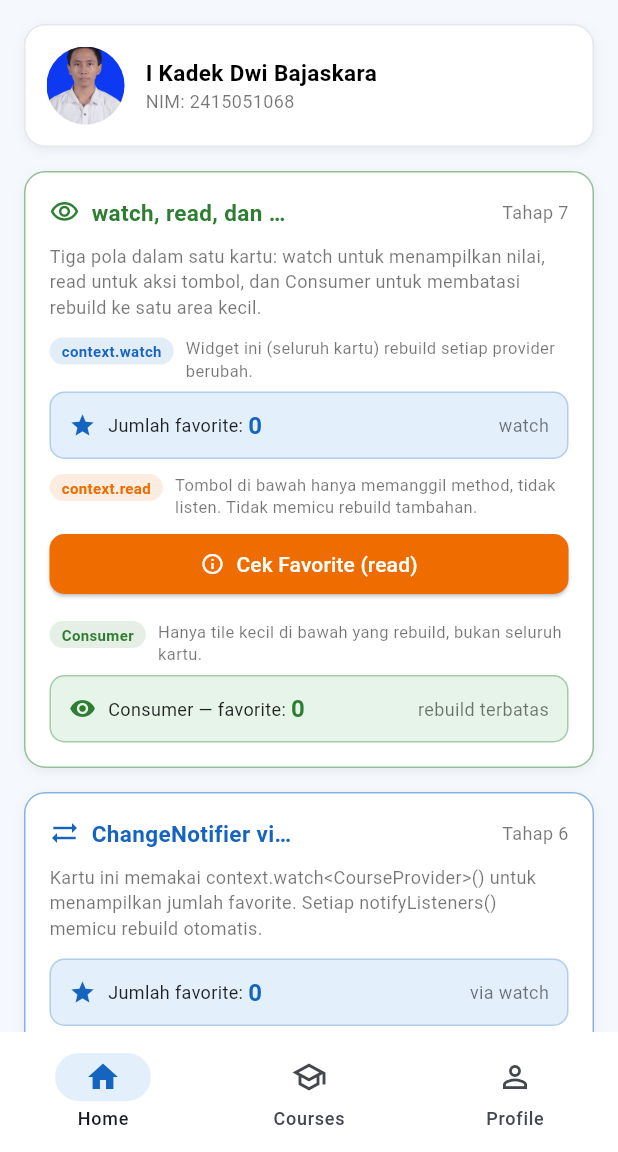
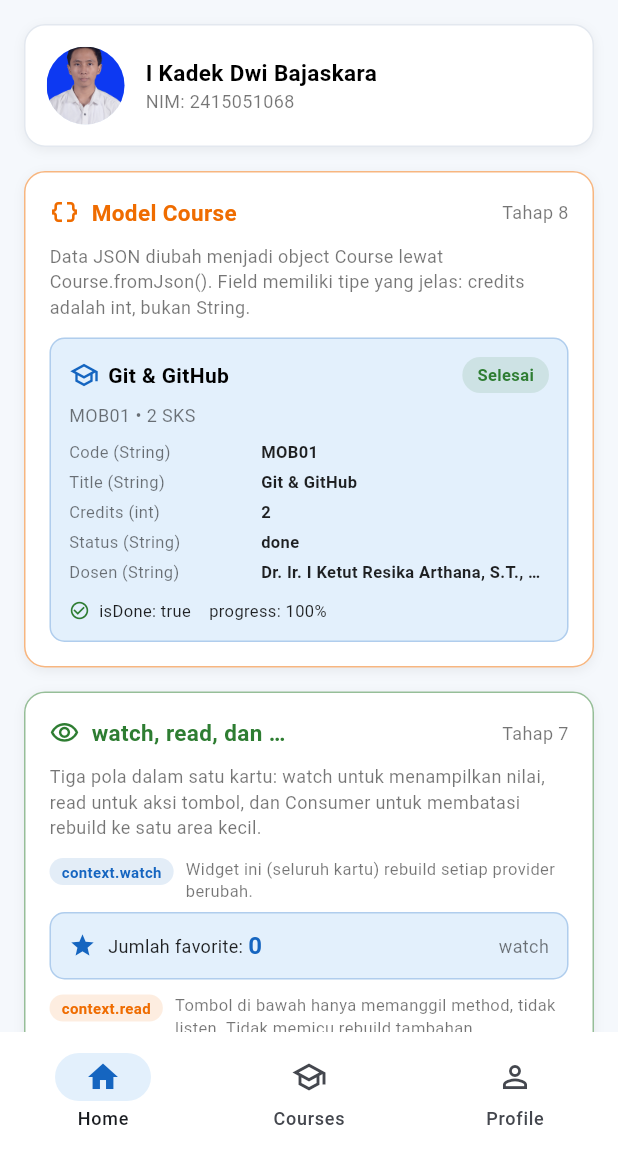
Before and after one commit to shiroKaraa/Course-Explorer-v2, a Flutter app: the screen it shows after launch, on a phone screen of 412 x 824 dp, the part 84-1236 px from its top. Run offline on Flutter 3.47's test engine with Material 3 defaults, Android fonts, the phone set to English and light mode, and no system bars.

Commit message:
Tambahkan model Course dan parsing JSON

```diff
--- a/lib/main.dart
+++ b/lib/main.dart
@@ -3,6 +3,7 @@ import 'package:flutter/material.dart';
 import 'package:flutter/services.dart' show rootBundle, Clipboard, ClipboardData;
 import 'package:provider/provider.dart';
 import 'course_provider.dart';
+import 'models/course.dart';
 import 'quiz_data.dart';
 
 // ===== IDENTITAS =====
@@ -29,16 +30,11 @@ final Future<Json> studentDataFuture = rootBundle
     .loadString('assets/data/student_data.json')
     .then((s) => jsonDecode(s) as Json);
 
-// ===== SHARED STATE LAMA (masih dipakai widget yang belum dimigrasi) =====
+// ===== SHARED STATE =====
 final favorites = ValueNotifier<Set<String>>(<String>{});
 final quizScore = ValueNotifier<int?>(null);
 final courseFilter = ValueNotifier<String>('all');
 final favoriteCounter = ValueNotifier<int>(0);
-
-// ===== Instance global sementara untuk widget yang belum dimigrasi =====
-// Sejak Tahap 6, provider utama disediakan lewat ChangeNotifierProvider
-// di MyApp. Variabel ini dipertahankan sebagai jembatan sampai semua
-// widget beralih ke context.read / context.watch pada tahap berikutnya.
 final courseProvider = CourseProvider();
 
 extension CourseX on Json {
@@ -583,18 +579,24 @@ class StateClassificationCard extends StatelessWidget {
       'ChangeNotifierProvider membungkus MaterialApp.',
       'provider',
     ),
-    // BARU Tahap 7
     (
       'Akses provider via context',
       'Infrastruktur',
-      'context.watch() untuk listen + rebuild, context.read() untuk aksi, Consumer untuk membatasi rebuild.',
+      'watch untuk listen + rebuild, read untuk aksi, Consumer untuk rebuild terbatas.',
       'provider',
+    ),
+    (
+      'Model Course',
+      'Representasi data',
+      'Mengubah Map<String, dynamic> menjadi object bertipe (code, title, credits, status).',
+      'Course.fromJson',
     ),
   ];
 
   Color _colorFor(String kind) {
     if (kind.startsWith('Shared')) return AppColors.success;
     if (kind.startsWith('Infrastruktur')) return AppColors.primary;
+    if (kind.startsWith('Representasi')) return AppColors.warn;
     if (kind.contains('SSOT')) return AppColors.warn;
     return AppColors.primary;
   }
@@ -654,8 +656,6 @@ class ProviderStatusCard extends StatelessWidget {
 
   @override
   Widget build(BuildContext context) {
-    // context.read: mengambil instance tanpa berlangganan rebuild.
-    // Cocok karena kartu ini hanya menampilkan status saat dibuka.
     final provider = context.read<CourseProvider>();
     return AppCard(
       borderColor: AppColors.primary.withValues(alpha: 0.5),
@@ -702,7 +702,147 @@ class ProviderStatusCard extends StatelessWidget {
       );
 }
 
-// ===== TAHAP 3 & 4: DIPERTAHANKAN SEBAGAI PERBANDINGAN =====
+class CourseModelDemoCard extends StatelessWidget {
+  const CourseModelDemoCard({super.key});
+
+  @override
+  Widget build(BuildContext context) {
+    return AppCard(
+      padding: const EdgeInsets.all(16),
+      borderColor: AppColors.warn.withValues(alpha: 0.5),
+      child: Column(crossAxisAlignment: CrossAxisAlignment.stretch, children: [
+        cardHeader(
+          Icons.data_object,
+          'Model Course',
+          Text('Tahap 8', style: ts(12, color: Colors.black54)),
+          color: AppColors.warn,
+        ),
+        gap(10),
+        hint(
+            'Data JSON diubah menjadi object Course lewat Course.fromJson(). Field memiliki tipe yang jelas: credits adalah int, bukan String.'),
+        gap(12),
+        withCourses(
+          handleStates: false,
+          (_, rawCourses) {
+            final first = Course.fromJson(rawCourses.first);
+            return _coursePreview(first);
+          },
+        ),
+      ]),
+    );
+  }
+
+  Widget _coursePreview(Course course) => Container(
+        padding: const EdgeInsets.all(12),
+        decoration: BoxDecoration(
+          color: AppColors.primarySoft,
+          borderRadius: BorderRadius.circular(10),
+          border: Border.all(color: AppColors.primary.withValues(alpha: 0.25)),
+        ),
+        child: Column(crossAxisAlignment: CrossAxisAlignment.start, children: [
+          Row(children: [
+            const Icon(Icons.school_outlined,
+                size: 20, color: AppColors.primary),
+            const SizedBox(width: 6),
+            Expanded(
+              child: Text(course.title,
+                  maxLines: 2,
+                  overflow: TextOverflow.ellipsis,
+                  style: ts(14, w: FontWeight.bold, color: Colors.black)),
+            ),
+            StatusHelper.badge(course.status),
+          ]),
+          gap(6),
+          Text(course.summary, style: ts(12, color: Colors.black54)),
+          gap(8),
+          _row('Code (String)', course.code),
+          _row('Title (String)', course.title),
+          _row('Credits (int)', '${course.credits}'),
+          _row('Status (String)', course.status),
+          _row('Dosen (String)', course.dosen),
+          gap(6),
+          Row(children: [
+            const Icon(Icons.check_circle_outline,
+                size: 14, color: AppColors.success),
+            const SizedBox(width: 6),
+            Text('isDone: ${course.isDone}',
+                style: ts(11, color: Colors.black87)),
+            const SizedBox(width: 12),
+            Text('progress: ${(course.progress * 100).round()}%',
+                style: ts(11, color: Colors.black87)),
+          ]),
+        ]),
+      );
+
+  Widget _row(String label, String value) => Padding(
+        padding: const EdgeInsets.only(bottom: 4),
+        child: Row(children: [
+          Expanded(
+            flex: 4,
+            child: Text(label, style: ts(11, color: Colors.black54)),
+          ),
+          Expanded(
+            flex: 6,
+            child: Text(value,
+                overflow: TextOverflow.ellipsis,
+                style: ts(11, w: FontWeight.w600, color: Colors.black87)),
+          ),
+        ]),
+      );
+}
+
+class CourseModelComparisonCard extends StatelessWidget {
+  const CourseModelComparisonCard({super.key});
+
+  @override
+  Widget build(BuildContext context) => AppCard(
+        borderColor: AppColors.warn.withValues(alpha: 0.5),
+        child: Column(crossAxisAlignment: CrossAxisAlignment.start, children: [
+          cardHeader(
+            Icons.compare_arrows,
+            'Map<String, dynamic> vs Model Course',
+            Text('Tahap 8', style: ts(12, color: Colors.black54)),
+            color: AppColors.warn,
+          ),
+          gap(10),
+          _row('Akses field', 'course["code"] as String',
+              'course.code'),
+          _row('Tipe field', 'dynamic, butuh cast',
+              'int, String — jelas'),
+          _row('Typo key', 'Tidak terdeteksi compiler',
+              'Error saat compile'),
+          _row('Parsing JSON', 'Di mana-mana',
+              'Terpusat di fromJson'),
+          _row('Method & getter', 'Tidak bisa',
+              'Bisa (isDone, progress, dsb.)'),
+          _row('Refactor key JSON', 'Ubah semua tempat',
+              'Ubah satu tempat di fromJson'),
+          _row('Unit test', 'Susah tanpa widget',
+              'Bisa, murni Dart'),
+          gap(6),
+          hint(
+              'Kesimpulan: model bertipe memindahkan parsing ke satu tempat, memberi tipe yang jelas, dan membuka jalan untuk logika domain (mis. isDone, progress).'),
+        ]),
+      );
+
+  Widget _row(String label, String mapSide, String modelSide) => Padding(
+        padding: const EdgeInsets.only(bottom: 6),
+        child: Column(crossAxisAlignment: CrossAxisAlignment.start, children: [
+          Text(label, style: ts(11, w: FontWeight.bold, color: Colors.black87)),
+          const SizedBox(height: 2),
+          Row(children: [
+            Expanded(
+              child: Text('Map: $mapSide',
+                  style: ts(11, color: AppColors.muted, height: 1.3)),
+            ),
+            Expanded(
+              child: Text('Model: $modelSide',
+                  style: ts(11, color: AppColors.warn, height: 1.3)),
+            ),
+          ]),
+        ]),
+      );
+}
 
 class HomeDashboardPageV3 extends StatefulWidget {
   const HomeDashboardPageV3({super.key});
@@ -1014,19 +1154,11 @@ class DashboardStatusBarV4 extends StatelessWidget {
         ]),
       );
 }
-
-// ===== TAHAP 6: CHANGE NOTIFIER VIA PROVIDER (watch) =====
-// Kartu ini sekarang memakai context.watch<CourseProvider>() untuk
-// menampilkan nilai. Setiap kali provider memanggil notifyListeners(),
-// widget ini ikut rebuild dan nilainya ter-update secara otomatis.
-
 class ChangeNotifierDemoCard extends StatelessWidget {
   const ChangeNotifierDemoCard({super.key});
 
   @override
   Widget build(BuildContext context) {
-    // context.watch: berlangganan perubahan provider.
-    // Setiap notifyListeners() akan memicu rebuild widget ini.
     final provider = context.watch<CourseProvider>();
 
     return AppCard(
@@ -1088,8 +1220,6 @@ class ChangeNotifierDemoCard extends StatelessWidget {
               padding: const EdgeInsets.only(bottom: 6),
               child: InkWell(
                 borderRadius: BorderRadius.circular(8),
-                // context.read dipakai di sini karena kita hanya
-                // memanggil method, tidak menampilkan nilai.
                 onTap: () =>
                     context.read<CourseProvider>().toggleFavorite(c.code),
                 child: Padding(
@@ -1119,19 +1249,11 @@ class ChangeNotifierDemoCard extends StatelessWidget {
         ]),
       );
 }
-
-// ===== TAHAP 7: WATCH, READ, CONSUMER =====
-// Kartu ini memamerkan tiga pola sekaligus dalam satu tampilan.
-// - context.watch  → di atas, untuk menampilkan nilai & rebuild otomatis.
-// - context.read   → di tombol, untuk memanggil method tanpa listen.
-// - Consumer        → untuk membatasi rebuild hanya pada satu sub-bagian.
-
 class WatchReadConsumerDemoCard extends StatelessWidget {
   const WatchReadConsumerDemoCard({super.key});
 
   @override
   Widget build(BuildContext context) {
-    // watch: seluruh kartu ini ikut rebuild saat provider berubah.
     final provider = context.watch<CourseProvider>();
 
     return AppCard(
@@ -1148,7 +1270,6 @@ class WatchReadConsumerDemoCard extends StatelessWidget {
             'Tiga pola dalam satu kartu: watch untuk menampilkan nilai, read untuk aksi tombol, dan Consumer untuk membatasi rebuild ke satu area kecil.'),
         gap(12),
 
-        // ===== WATCH =====
         _sectionLabel(
           'context.watch',
           'Widget ini (seluruh kartu) rebuild setiap provider berubah.',
@@ -1158,7 +1279,6 @@ class WatchReadConsumerDemoCard extends StatelessWidget {
         _counterRow(provider),
         gap(10),
 
-        // ===== READ =====
         _sectionLabel(
           'context.read',
           'Tombol di bawah hanya memanggil method, tidak listen. Tidak memicu rebuild tambahan.',
@@ -1168,8 +1288,6 @@ class WatchReadConsumerDemoCard extends StatelessWidget {
         Row(children: [
           Expanded(
             child: ElevatedButton.icon(
-              // context.read untuk aksi: kita hanya butuh method-nya,
-              // bukan nilai reaktif.
               onPressed: () {
                 final p = context.read<CourseProvider>();
                 final list = p.favorites.toList()..sort();
@@ -1191,7 +1309,6 @@ class WatchReadConsumerDemoCard extends StatelessWidget {
         ]),
         gap(14),
 
-        // ===== CONSUMER =====
         _sectionLabel(
           'Consumer',
           'Hanya tile kecil di bawah yang rebuild, bukan seluruh kartu.',
@@ -1239,10 +1356,6 @@ class WatchReadConsumerDemoCard extends StatelessWidget {
       );
 }
 
-/// Widget kecil yang HANYA memakai Consumer<CourseProvider>.
-/// Setiap provider berubah, hanya widget ini yang rebuild —
-/// bukan seluruh kartu di atasnya. Ini contoh rebuild yang paling
-/// terbatas (rebuild scope = widget ini saja).
 class ConsumerOnlyCounterTile extends StatelessWidget {
   const ConsumerOnlyCounterTile({super.key});
 
@@ -1268,8 +1381,6 @@ class ConsumerOnlyCounterTile extends StatelessWidget {
         ),
       );
 }
-
-// ===== CATATAN TAHAP 2 (riwayat) =====
 class PropDrillingNoteCard extends StatelessWidget {
   const PropDrillingNoteCard({super.key});
 
@@ -1306,7 +1417,6 @@ class PropDrillingNoteCard extends StatelessWidget {
       );
 }
 
-// ===== CATATAN TAHAP 3 (riwayat) =====
 class LiftingStateUpNoteCard extends StatelessWidget {
   const LiftingStateUpNoteCard({super.key});
 
@@ -1341,8 +1451,6 @@ class LiftingStateUpNoteCard extends StatelessWidget {
         ]),
       );
 }
-
-// ===== CATATAN TAHAP 4 (riwayat) =====
 class ValueNotifierComparisonCard extends StatelessWidget {
   const ValueNotifierComparisonCard({super.key});
 
@@ -1385,8 +1493,6 @@ class ValueNotifierComparisonCard extends StatelessWidget {
         ]),
       );
 }
-
-// ===== CATATAN TAHAP 5 (riwayat) =====
 class ChangeNotifierComparisonCard extends StatelessWidget {
   const ChangeNotifierComparisonCard({super.key});
 
@@ -1426,8 +1532,6 @@ class ChangeNotifierComparisonCard extends StatelessWidget {
         ]),
       );
 }
-
-// ===== CATATAN TAHAP 7 =====
 class ProviderPatternsComparisonCard extends StatelessWidget {
   const ProviderPatternsComparisonCard({super.key});
 
@@ -1629,7 +1733,8 @@ class _HomeTabPage extends StatelessWidget {
         children: [
           const IdentityCard(),
           gap(),
-          // BARU Tahap 7: kartu demo watch/read/Consumer.
+          const CourseModelDemoCard(),
+          gap(),
           const WatchReadConsumerDemoCard(),
           gap(),
           const ChangeNotifierDemoCard(),
@@ -1723,8 +1828,9 @@ class _ProfileTabPage extends StatelessWidget {
         gap(),
         const ProviderStatusCard(),
         gap(),
-        // BARU Tahap 7: pola akses provider.
         const ProviderPatternsComparisonCard(),
+        gap(),
+        const CourseModelComparisonCard(),
         gap(),
         const PropDrillingNoteCard(),
         gap(),
--- /dev/null
+++ b/lib/models/course.dart
@@ -0,0 +1,71 @@
+class Course {
+  final String code;
+  final String title;
+  final int credits;
+  final String status;
+  final String description;
+  final String dosen;
+
+  const Course({
+    required this.code,
+    required this.title,
+    required this.credits,
+    required this.status,
+    this.description = '',
+    this.dosen = '-',
+  });
+
+  factory Course.fromJson(Map<String, dynamic> json) {
+    return Course(
+      code: (json['code'] ?? '') as String,
+      title: (json['title'] ?? 'Tanpa Judul') as String,
+      credits: _asInt(json['credits']),
+      status: (json['status'] ?? 'planned') as String,
+      description: (json['description'] ?? '') as String,
+      dosen: (json['dosen'] ?? '-') as String,
+    );
+  }
+
+  static int _asInt(dynamic value) {
+    if (value is int) return value;
+    if (value is double) return value.toInt();
+    if (value is String) return int.tryParse(value) ?? 0;
+    return 0;
+  }
+
+  Map<String, dynamic> toJson() => {
+        'code': code,
+        'title': title,
+        'credits': credits,
+        'status': status,
+        'description': description,
+        'dosen': dosen,
+      };
+
+  bool get isDone => status == 'done';
+  bool get isActive => status == 'active';
+
+  double get progress {
+    switch (status) {
+      case 'done':
+        return 1.0;
+      case 'active':
+        return 0.5;
+      default:
+        return 0.0;
+    }
+  }
+
+  String get statusLabel {
+    switch (status) {
+      case 'done':
+        return 'Selesai';
+      case 'active':
+        return 'Berjalan';
+      default:
+        return 'Belum';
+    }
+  }
+
+  String get summary => '$code • $credits SKS';
+}
```
Also changed, not shown: 1 other file.
